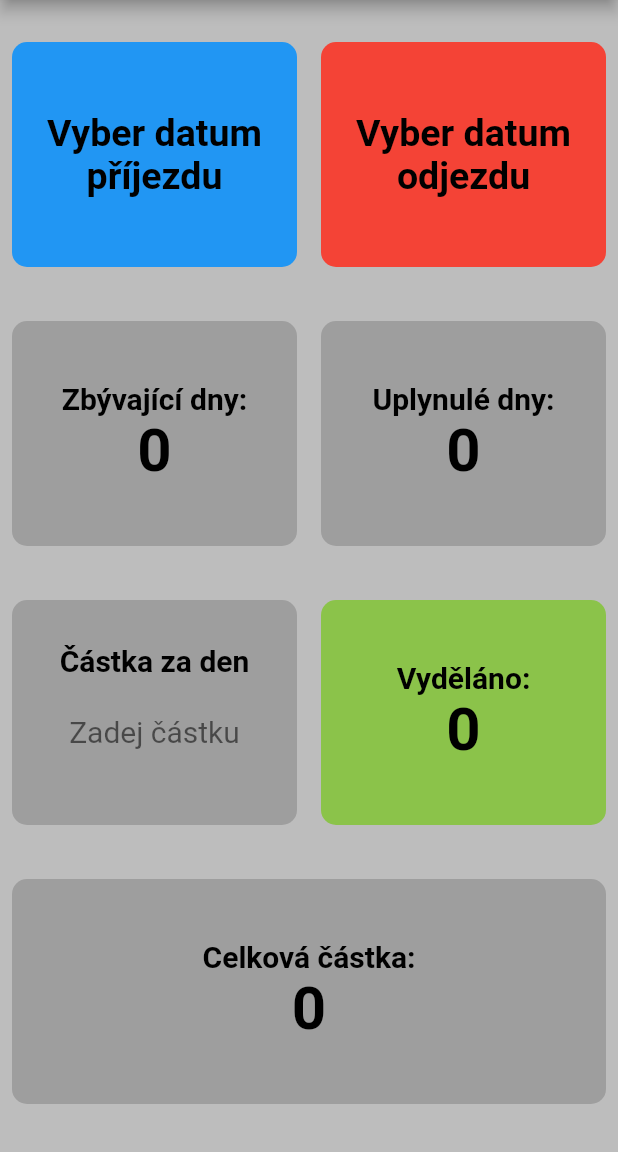
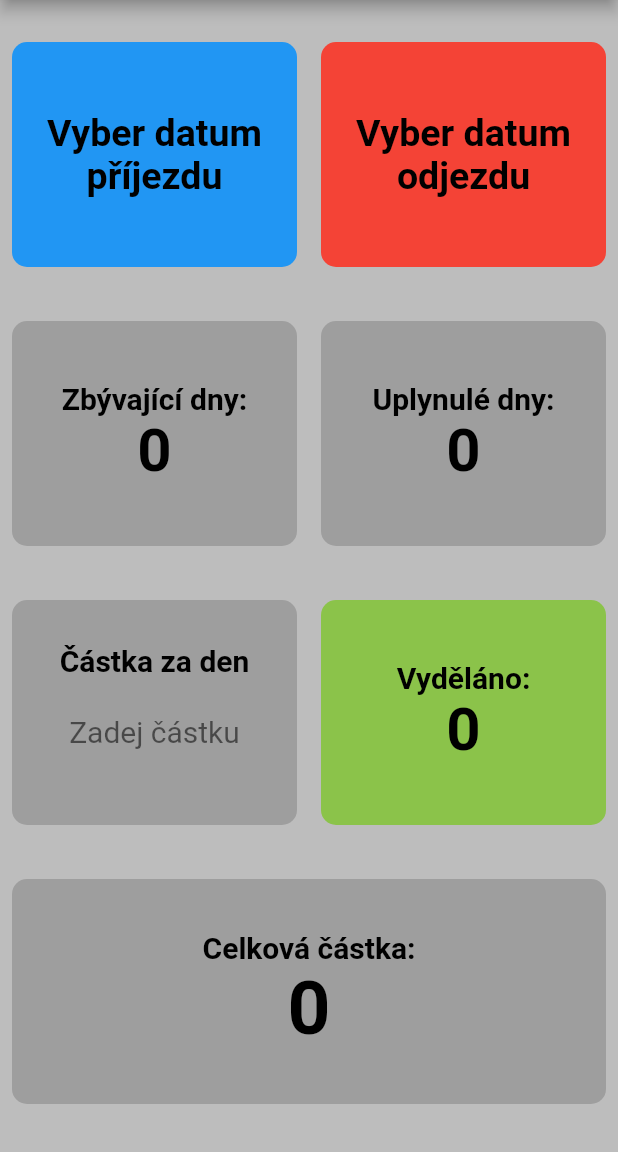
Before and after one commit to luklukass/motivator_with_initial_value, a Flutter app: the screen it shows after launch, on a phone screen of 412 x 824 dp, the part 84-1236 px from its top. Run offline on Flutter 3.47's test engine with Material 2 defaults, Android fonts, the light colour scheme and no system bars; our stand-ins replace shared_preferences.

Commit message:
almost done

```diff
--- a/lib/main.dart
+++ b/lib/main.dart
@@ -538,7 +538,7 @@ class _ScrolledLayoutState extends State<ScrolledLayout> {
                                   TextSpan(
                                     text: '${f.format(totalSalary)}'.replaceAll(',', ' '),
                                     style: TextStyle(
-                                      fontSize: 40,
+                                      fontSize: 50,
                                       fontWeight: FontWeight.bold,
                                     ),
                                   ),
```
